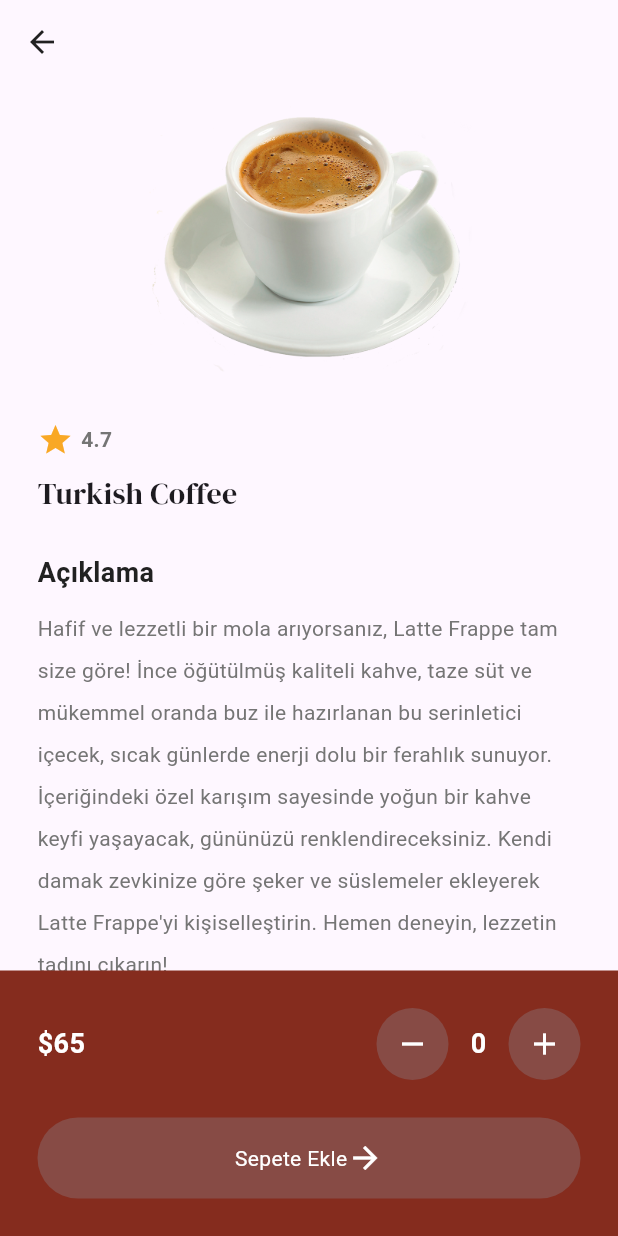
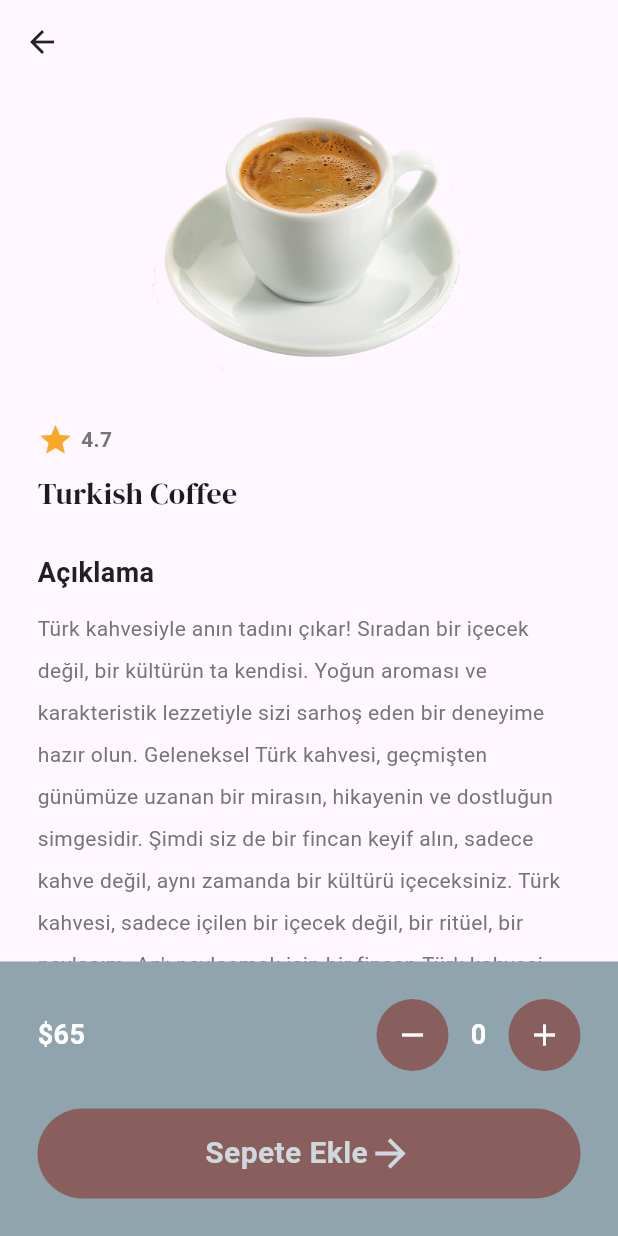
Before and after one commit to boosygetshype/my_order_app, a Flutter app: the MenuPage screen opened by its route, after a tap on "Turkish Coffee", on a phone screen of 412 x 824 dp. Run offline on Flutter 3.47's test engine with Material 3 defaults, Android fonts, the phone set to English and light mode, and no system bars; our stand-ins replace google_fonts.

Commit message:
theme uptades

```diff
--- a/lib/components/button.dart
+++ b/lib/components/button.dart
@@ -20,9 +20,9 @@ class MyButton extends StatelessWidget {
           children: [
             Text(
               text,
-              style: const TextStyle(color: Colors.white),
+              style:  TextStyle(color: Colors.blueGrey[100], fontWeight: FontWeight.bold, fontSize: 20),
             ),
-            const Icon(Icons.arrow_forward, color: Colors.white,)
+             Icon(Icons.arrow_forward, color: Colors.blueGrey[100],size: 30,)
           ],
         ),
       ),
--- a/lib/components/foodiTile.dart
+++ b/lib/components/foodiTile.dart
@@ -14,7 +14,7 @@ class FoodTile extends StatelessWidget {
       onTap: onTap ,
       child: Container(
         decoration: BoxDecoration(
-          color: Colors.grey[100],
+          color: Colors.blueGrey[100],
           borderRadius: BorderRadius.circular(20),
         ),
         margin: const EdgeInsets.only(left: 25, right: 25),
--- a/lib/main.dart
+++ b/lib/main.dart
@@ -1,6 +1,6 @@
 import 'package:flutter/material.dart';
-import 'package:my_order_app/screens/MenuPage.dart';
-import 'package:my_order_app/screens/cartPage.dart';
+import 'package:my_order_app/screens/menupage.dart';
+import 'package:my_order_app/screens/cartpage.dart';
 import 'package:my_order_app/screens/intropage.dart';
 import 'package:provider/provider.dart';
 import 'package:my_order_app/models/shop.dart';
@@ -26,6 +26,7 @@ class MyApp extends StatelessWidget {
         '/intropage': (context) => const IntroPage(),
         '/menupage': (context) => const MenuPage(),
         '/cartpage':(context) => const CartPage()
+
       },
     );
   }
--- a/lib/models/foods.dart
+++ b/lib/models/foods.dart
@@ -1,18 +1,32 @@
 class Food {
+  String description;
   String name;
   String price;
   String imagePath;
   String rating;
+  int quantity;
 
   Food(
-      {required this.name,
+      {required this.description,
+      required this.name,
       required this.price,
       required this.imagePath,
-      required this.rating});
+      required this.rating,
+       this.quantity = 1,});
 
   String get _name => name;
   String get _price => price;
   String get _imagePath => imagePath;
   String get _rating => rating;
+}
+class Order {
+  final int orderNumber;
+  final List<Food> items;
+  final DateTime orderDate;
 
+  Order({
+    required this.orderNumber,
+    required this.items,
+    required this.orderDate,
+  });
 }
--- a/lib/models/shop.dart
+++ b/lib/models/shop.dart
@@ -7,50 +7,72 @@ class Shop extends ChangeNotifier {
         name: "Turkish Coffee",
         price: "65",
         imagePath: "lib/images/türkkahvesi.png",
-        rating: "4.7"),
+        rating: "4.7",
+        description:
+            "Türk kahvesiyle anın tadını çıkar! Sıradan bir içecek değil, bir kültürün ta kendisi. Yoğun aroması ve karakteristik lezzetiyle sizi sarhoş eden bir deneyime hazır olun. Geleneksel Türk kahvesi, geçmişten günümüze uzanan bir mirasın, hikayenin ve dostluğun simgesidir. Şimdi siz de bir fincan keyif alın, sadece kahve değil, aynı zamanda bir kültürü içeceksiniz. Türk kahvesi, sadece içilen bir içecek değil, bir ritüel, bir paylaşım. An'ı paylaşmak için bir fincan Türk kahvesi yeter! ☕✨ #TürkKahvesi #AnınTadınıÇıkar"),
     Food(
         name: "Turkish Tea",
         price: "15",
         imagePath: "lib/images/çay.png",
-        rating: "4.9"),
+        rating: "4.9",
+        description:
+            "Çayın keyfi başka, demlediğin an başlar! Bir fincan taze demlenmiş çay, sadece bir içecek değil, bir ritüel, bir sohbet başlatıcısı. Geleneksel çay demleme sanatıyla harmanlanan lezzet, sıcaklığı ve samimiyeti keşfedin. Her yudum, bir nefes arası gibi, huzurunuzda bir an daha uzansın istersiniz. Şimdi siz de bir fincan çayla sadece içmek değil, anın tadını çıkarmak için buluşun. Haydi, çayınızı demleyin, sohbetinizi sıcak bir keyfe dönüştürün! ☕🍃 #ÇayKeyfi #AnınTadınıÇıkar"),
     Food(
         name: "Espresso",
         price: "40",
         imagePath: "lib/images/expresso.png",
-        rating: "4.2"),
+        rating: "4.2",
+        description:
+            "Espresso ile anın enerjisini yakala! Tek bir damla, büyük bir lezzet patlaması. Yoğun aroması, güçlü karakteriyle espresso, sadece bir içecek değil, bir tutkudur. Hızlı tempolu günlerin kahve molalarında, enerjinizi zirveye taşıyan bu lezzetli deneyimi keşfedin. Her yudum, uyanıklığınıza bir dokunuş, anın hareketine bir enerji katıyor. Şimdi siz de bir fincan espresso ile sadece kahve içmek değil, anın enerjisini yakalamak için hazır olun. ☕💥 #EspressoKeyfi #AnınEnerjisiniYakala"),
     Food(
         name: "Iced Americano",
         price: "65",
         imagePath: "lib/images/coldbrew.png",
-        rating: "4.8"),
+        rating: "4.8",
+        description:
+            "Sıcak günlerin serin kahvesi: Iced Americano! İnce buzlarla serinletilmiş, güçlü bir kahvenin ferahlatıcı dansı. Bu yaz, içiminize serinlik katmak için bir adım atın. Iced Americano ile sadece bir içecek değil, bir yaz serüveninin başlangıcına davetlisiniz. İçimizi ferahlatan bu lezzetli yolculuk, her yudumuyla sizi enerjiye doyuracak. Şimdi siz de bir bardak Iced Americano ile sadece kahve içmek değil, serinliğin keyfini çıkarmak için hazır olun! ☕❄️ #IcedAmericano #SerinliğinKeyfi"),
     Food(
         name: "Baklava",
         price: "65",
         imagePath: "lib/images/baklava.png",
-        rating: "4.9"),
+        rating: "4.9",
+        description:
+            "Tatlı anların kraliçesi: Baklava! İncecik hamurun arasında gizlenmiş, cezbedici şerbetin muhteşem uyumu. Her lokma, bir lezzet şölenine davet. Geleneksel el emeğiyle hazırlanmış, baklava sadece bir tatlı değil, bir kültür mirası. Bu eşsiz lezzeti keşfetmek, bir dilimde binlerce yıllık tat tarihini yaşamak demektir. Şimdi siz de bir dilim baklava ile sadece tatlı yemek değil, bir gelenekle buluşmak için hazır olun! 🍰🌰 #BaklavaLezzeti #TatlıAnlarınKeyfi"),
     Food(
         name: "Trileçe",
         price: "65",
         imagePath: "lib/images/trileçe.png",
-        rating: "4.9"),
+        rating: "4.9",
+        description:
+            "Lezzetin en yumuşak hali: Trileçe! Süt, yumurta ve unun dansıyla yaratılmış, her dilimde bir özen hikayesi. Bu tatlı, sadece bir lokma değil, bir aşk şarkısı. İnce dokusu ve muhteşem şerbetiyle trileçe, anın tadını çıkarmanın en tatlı yoludur. Her ısırık, bir tatlı rüyanın kapılarını aralar. Şimdi siz de bir dilim trileçe ile sadece tatlı yemek değil, bir lezzet yolculuğuna çıkmak için hazır olun! 🍰🍯 #TrileçeLezzeti #TatlıRüyalar"),
     Food(
         name: "Profiterol",
         price: "65",
         imagePath: "lib/images/profiteröl.png",
-        rating: "4.4"),
+        rating: "4.4",
+        description:
+            "Hafifliğin ve lezzetin dansı: Profiterol! İnce çıtır hamurun içinde gizlenmiş, kremasıyla muhteşem bir uyum yakalamış bir tat. Her bir ısırık, bir lezzet şöleninin kapılarını aralar. Profiterol, sadece bir tatlı değil, bir ziyafetin başlangıcıdır. El emeği ve özenle hazırlanmış bu eşsiz lezzeti denemek, bir dilimde mutluluğu hissetmek demektir. Şimdi siz de bir tabak profiterol ile sadece tatlı yemek değil, lezzetin zirvesine çıkmak için hazır olun! 🍰🍫 #ProfiterolLezzeti #LezzetŞöleni"),
     Food(
         name: "Tiramisu",
         price: "65",
         imagePath: "lib/images/tiramisu.png",
-        rating: "4.9"),
+        rating: "4.9",
+        description:
+            "Tatlı bir rüya: Tiramisu! İnce katmanlar halindeki kahveli bisküviler, krema ve kakao, lezzetin zarif bir buluşmasını sunuyor. Her kaşık, bir lezzet yolculuğuna davet. Tiramisu, sadece bir tatlı değil, bir aşk şarkısıdır; kahve ve kremayla örülü bir tutku hikayesi. Her bir tabak, bir dilimde gizlenmiş mutluluğunun izini sürmenin başlangıcıdır. Şimdi siz de bir kaşık tiramisu ile sadece tatlı yemek değil, lezzetin zirvesine tırmanmak için hazır olun! 🍰☕ #TiramisuLezzeti #TatlıRüyalar"),
     Food(
         name: "Chesscake",
         price: "65",
         imagePath: "lib/images/chesecake.png",
-        rating: "4.7"),
+        rating: "4.7",
+        description:
+            "Tatlı kaçamakların taçlandığı an: Cheesecake! Hafif kıvamı ve kremsi lezzetiyle cheesecake, bir dilimde lezzetin zirvesine çıkmanın şıklığını sunuyor. Bu tatlı, sadece bir lokma değil, bir keyif şöleni. Yumuşak peynirin ve gevrek tabanın mükemmel dansı, her bir ısırıkta bir lezzet macerasına dönüşüyor. Cheesecake, sadece bir tatlı değil, bir ziyafetin başlangıcıdır. Şimdi siz de bir dilim cheesecake ile sadece tatlı yemek değil, lezzetin şıklığına davetlisiniz! 🍰🍓 #CheesecakeLezzeti #TatlıKaçamağı"),
   ];
 
-  List<Food> _cart = [];
+  final List<Food> _cart = [];
+  void clearCart() {
+    cart.clear();
+    notifyListeners();
+  }
 
   List<Food> get foodMenu => _foodMenu;
   List<Food> get cart => _cart;
@@ -58,6 +80,7 @@ class Shop extends ChangeNotifier {
   void AddtoCart(Food foodItem, int quantity) {
     for (int i = 0; i < quantity; i++) {
       _cart.add(foodItem);
+
     }
     notifyListeners();
   }
@@ -66,4 +89,22 @@ class Shop extends ChangeNotifier {
     _cart.remove(food);
     notifyListeners();
   }
+   void addToCart(Food food) {
+    cart.add(food);
+    notifyListeners();
+  }
+
 }
+
+// order.dart
+class Order {
+  final int orderNumber;
+  final List<Food> items;
+  final DateTime orderDate;
+
+  Order({
+    required this.orderNumber,
+    required this.items,
+    required this.orderDate,
+  });
+}
--- a/lib/screens/MenuPage.dart
+++ b/lib/screens/MenuPage.dart
@@ -1,23 +1,47 @@
+import 'dart:async';
 import 'package:flutter/material.dart';
 import 'package:google_fonts/google_fonts.dart';
 import 'package:my_order_app/components/button.dart';
-import 'package:my_order_app/components/foodiTile.dart';
+import 'package:my_order_app/components/fooditile.dart';
 import 'package:my_order_app/models/shop.dart';
-import 'package:my_order_app/screens/foodDetailsPage.dart';
-import 'package:my_order_app/themes/colors.dart';
+import 'package:my_order_app/screens/fooddetailspage.dart';
 import 'package:provider/provider.dart';
 
 class MenuPage extends StatefulWidget {
-  const MenuPage({super.key});
+  const MenuPage({Key? key}) : super(key: key);
 
   @override
-  State<MenuPage> createState() => _MenuPageState();
+  _MenuPageState createState() => _MenuPageState();
 }
 
 class _MenuPageState extends State<MenuPage> {
-// menu
+  late DateTime now;
+  late String formattedDate;
+  late String formattedTime;
 
-// Yemek detayı sayfasına navigate
+  @override
+  void initState() {
+    super.initState();
+    updateDateTime();
+    startTimer();
+  }
+
+  void updateDateTime() {
+    now = DateTime.now();
+    formattedDate = "${now.day}.${now.month}.${now.year}";
+    formattedTime = "${now.hour}:${now.minute}";
+  }
+
+
+  void startTimer() {
+    Timer.periodic(Duration(seconds: 1), (Timer timer) {
+      setState(() {
+        updateDateTime();
+      });
+    });
+  }
+
+
   void navigateToFoodDetails(int index) {
     final shop = context.read<Shop>();
     final foodMenu = shop.foodMenu;
@@ -34,28 +58,23 @@ class _MenuPageState extends State<MenuPage> {
 
   @override
   Widget build(BuildContext context) {
-    DateTime now = DateTime.now();
-    String formattedDate = "${now.day}.${now.month}.${now.year}";
-    String formattedTime = "${now.hour}:${now.minute}";
+    final shop = context.watch<Shop>();
 
-    final shop = context.read<Shop>();
-    final foodMenu = shop.foodMenu;
     return Scaffold(
-      backgroundColor: Colors.grey[300],
+      backgroundColor: Colors.blueGrey[300],
       appBar: AppBar(
+        automaticallyImplyLeading: false,
         backgroundColor: Colors.transparent,
         foregroundColor: Colors.grey[800],
         elevation: 0,
-        leading: Icon(
-          Icons.menu,
-          color: Colors.grey[900],
-        ),
+
         actions: [
           IconButton(
             onPressed: () {
               Navigator.pushNamed(context, '/cartpage');
             },
-              icon: const Icon(Icons.shopping_cart))
+            icon: const Icon(Icons.shopping_cart),
+          ),
         ],
         centerTitle: true,
         title: Text(
@@ -70,7 +89,7 @@ class _MenuPageState extends State<MenuPage> {
         children: [
           Container(
             decoration: BoxDecoration(
-              color: primaryColor,
+              color: Colors.blueGrey[100],
               borderRadius: BorderRadius.circular(20),
             ),
             margin: const EdgeInsets.symmetric(horizontal: 15),
@@ -84,7 +103,7 @@ class _MenuPageState extends State<MenuPage> {
                     Text(
                       "Yeni yıla özel gelenler",
                       style: GoogleFonts.dmSerifDisplay(
-                          fontSize: 20, color: Colors.white),
+                          fontSize: 20, color: Colors.black87),
                     ),
                     const SizedBox(height: 20),
                     MyButton(
@@ -101,11 +120,13 @@ class _MenuPageState extends State<MenuPage> {
                   ],
                 ),
                 Expanded(
-                  child: Column(children: [
+                  child: Column(
+                    children: [
                       Image.asset(
                         "lib/images/image_6.png",
                       ),
-                  ]),
+                    ],
+                  ),
                 )
               ],
             ),
@@ -147,9 +168,9 @@ class _MenuPageState extends State<MenuPage> {
           Expanded(
             child: ListView.builder(
               scrollDirection: Axis.horizontal,
-              itemCount: foodMenu.length,
+              itemCount: shop.foodMenu.length,
               itemBuilder: (context, index) => FoodTile(
-                food: foodMenu[index],
+                food: shop.foodMenu[index],
                 onTap: () => navigateToFoodDetails(index),
               ),
             ),
@@ -159,7 +180,7 @@ class _MenuPageState extends State<MenuPage> {
           ),
           Container(
             decoration: BoxDecoration(
-                color: Colors.grey[100],
+                color: Colors.blueGrey[100],
                 borderRadius: BorderRadius.circular(20)),
             margin: const EdgeInsets.only(left: 25, right: 25, bottom: 25),
             padding: const EdgeInsets.all(20),
--- a/lib/screens/foodDetailsPage.dart
+++ b/lib/screens/foodDetailsPage.dart
@@ -8,7 +8,7 @@ import 'package:provider/provider.dart';
 
 class FoodDetailsPage extends StatefulWidget {
   final Food food;
-  const FoodDetailsPage({super.key, required this.food});
+  const FoodDetailsPage({Key? key, required this.food});
 
   @override
   State<FoodDetailsPage> createState() => _FoodDetailsPageState();
@@ -16,6 +16,7 @@ class FoodDetailsPage extends StatefulWidget {
 
 class _FoodDetailsPageState extends State<FoodDetailsPage> {
   int quantityCount = 0;
+
   void decrementQuantity() {
     setState(() {
       if (quantityCount > 0) {
@@ -42,8 +43,10 @@ class _FoodDetailsPageState extends State<FoodDetailsPage> {
           content: const Text(
             "Ürün başarıyla sepete eklendi",
             style: TextStyle(
-                color: Colors.white, fontWeight: FontWeight.bold),
-                textAlign: TextAlign.center,
+              color: Colors.white,
+              fontSize: 22,
+            ),
+            textAlign: TextAlign.left,
           ),
           actions: [
             IconButton(
@@ -51,12 +54,27 @@ class _FoodDetailsPageState extends State<FoodDetailsPage> {
                 Navigator.pop(context);
                 Navigator.pop(context);
               },
-              icon: Icon(Icons.done),
+              icon: const Icon(
+                Icons.done,
+                size: 30,
+              ),
             ),
           ],
         ),
       );
+    } else {
+      // Eğer ürün seçilmemişse Snackbar göster
+      showSnackbar(context, "Önce sepete eklenecek ürün sayısını seçin");
     }
+  }
+
+  void showSnackbar(BuildContext context, String message) {
+    ScaffoldMessenger.of(context).showSnackBar(
+      SnackBar(
+        content: Text(message),
+        duration: const Duration(seconds: 2),
+      ),
+    );
   }
 
   @override
@@ -115,7 +133,7 @@ class _FoodDetailsPageState extends State<FoodDetailsPage> {
                     height: 10,
                   ),
                   Text(
-                    "Hafif ve lezzetli bir mola arıyorsanız, Latte Frappe tam size göre! İnce öğütülmüş kaliteli kahve, taze süt ve mükemmel oranda buz ile hazırlanan bu serinletici içecek, sıcak günlerde enerji dolu bir ferahlık sunuyor. İçeriğindeki özel karışım sayesinde yoğun bir kahve keyfi yaşayacak, gününüzü renklendireceksiniz. Kendi damak zevkinize göre şeker ve süslemeler ekleyerek Latte Frappe'yi kişiselleştirin. Hemen deneyin, lezzetin tadını çıkarın!",
+                    widget.food.description,
                     style: TextStyle(
                         color: Colors.grey[600], fontSize: 14, height: 2),
                   ),
@@ -125,7 +143,7 @@ class _FoodDetailsPageState extends State<FoodDetailsPage> {
           ),
           Container(
             color: primaryColor,
-            padding: EdgeInsets.all(25),
+            padding: const EdgeInsets.all(25),
             child: Column(
               children: [
                 Row(
--- a/lib/themes/colors.dart
+++ b/lib/themes/colors.dart
@@ -1,4 +1,4 @@
 import 'package:flutter/material.dart';
 
-var primaryColor = const Color.fromARGB(255, 133, 44, 30);
+var primaryColor =  Colors.blueGrey[300];
 var secondaryColor = const Color.fromARGB(212, 135, 81, 77);
```
Also changed, not shown: lib/screens/cartPage.dart (+61 -11 lines), lib/screens/intropage.dart (line endings or trailing spaces). Lines whose indentation alone changed are shown as unchanged.
